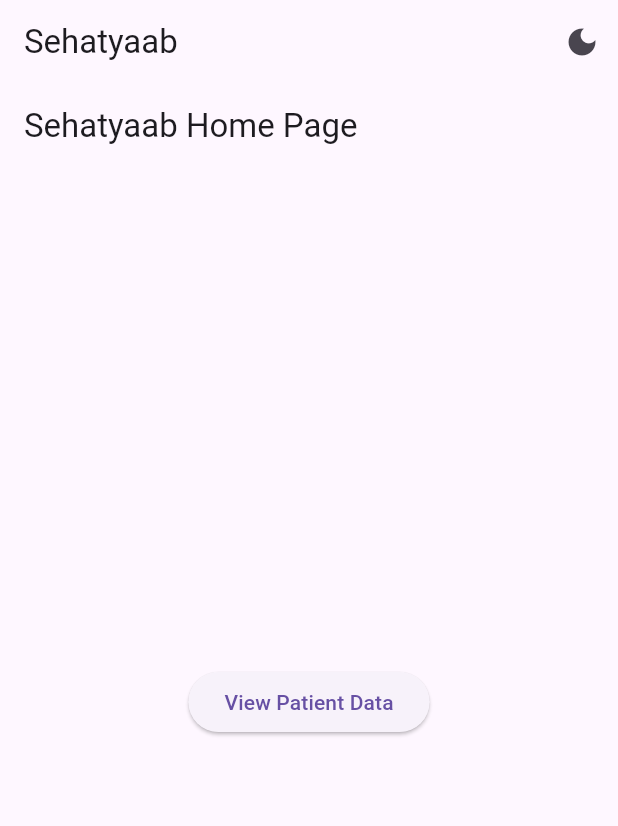
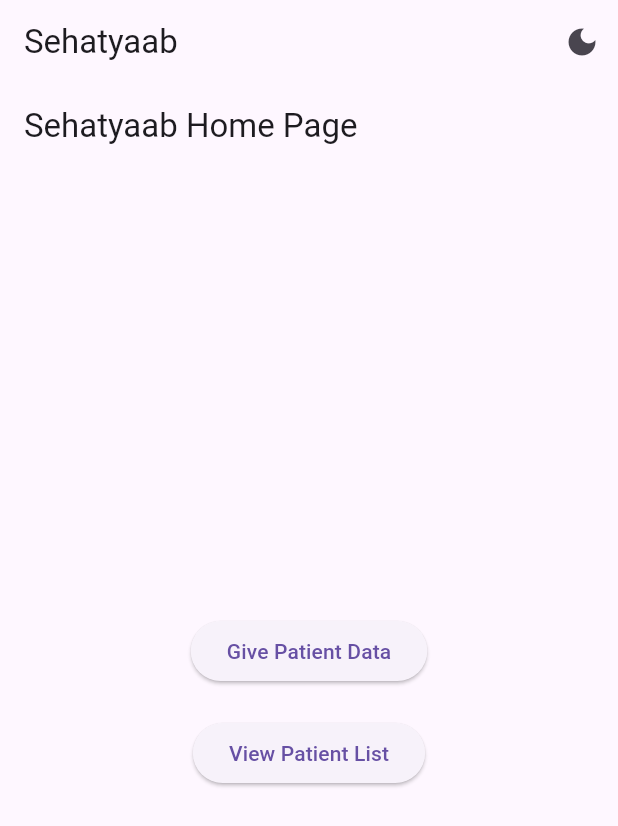
Before and after one commit to ummeabiha/Sehatyaab, a Flutter app: the screen it shows after launch, on a phone screen of 412 x 824 dp. Shown: the top 826 px of the screen. Run offline on Flutter 3.47's test engine with Material 3 defaults, Android fonts, the phone set to English and light mode, and no system bars; our stand-ins replace cloud_firestore, firebase_core; accounts and stored records are empty.

Commit message:
fetched the data

```diff
--- a/lib/routes/app_routes.dart
+++ b/lib/routes/app_routes.dart
@@ -1,12 +1,16 @@
 import 'package:flutter/material.dart';
+import 'package:sehatyaab/widgets/PatientPanel/patient_list.dart';
 import '../screens/PatientPanel/patient_form.dart';
 import '../screens/PatientPanel/patient_medical_info_form.dart';
 import '../screens/home_screen.dart';
+import '../../services/firestore_service.dart';
+import '../../models/patient.dart';
 
 class AppRoutes {
   static const String home = '/';
   static const String patientForm = '/patientForm';
   static const String patientMedicalInfoForm = '/patientMedicalInfoForm';
+  static const String patientList = '/patientList';
 
   static final Map<String, WidgetBuilder> routes = {
     home: (context) => const HomeScreen(),
@@ -14,5 +18,9 @@ class AppRoutes {
     patientMedicalInfoForm: (context) => const PatientMedicalInfoForm(
           patientData: {},
         ),
+    patientList: (context) {
+      final firestoreService = FirestoreService<Patient>('/patients');
+      return PatientList(firestoreService: firestoreService);
+    },
   };
 }
--- a/lib/screens/PatientPanel/patient_medical_info_form.dart
+++ b/lib/screens/PatientPanel/patient_medical_info_form.dart
@@ -1,8 +1,6 @@
 import 'package:flutter/material.dart';
 import '../../models/patient.dart';
 import '../../services/firestore_service.dart';
-
-
 
 class PatientMedicalInfoForm extends StatefulWidget {
   final Map<String, dynamic> patientData;
--- a/lib/screens/home_screen.dart
+++ b/lib/screens/home_screen.dart
@@ -1,5 +1,5 @@
 import 'package:flutter/material.dart';
-import 'PatientPanel/patient_form.dart';
+import 'package:sehatyaab/routes/app_routes.dart';
 
 class HomeScreen extends StatelessWidget {
   const HomeScreen({Key? key}) : super(key: key);
@@ -11,14 +11,23 @@ class HomeScreen extends StatelessWidget {
         title: const Text('Sehatyaab Home Page'),
       ),
       body: Center(
-        child: ElevatedButton(
-          onPressed: () {
-            Navigator.push(
-              context,
-              MaterialPageRoute(builder: (context) => const PatientForm()),
-            );
-          },
-          child: const Text('View Patient Data'),
+        child: Column(
+          mainAxisAlignment: MainAxisAlignment.center,
+          children: [
+            ElevatedButton(
+              onPressed: () {
+                Navigator.pushNamed(context, AppRoutes.patientForm);
+              },
+              child: const Text('Give Patient Data'),
+            ),
+            const SizedBox(height: 20), // Add some space between buttons
+            ElevatedButton(
+              onPressed: () {
+                Navigator.pushNamed(context, AppRoutes.patientList);
+              },
+              child: const Text('View Patient List'),
+            ),
+          ],
         ),
       ),
     );
```
Also changed, not shown: lib/models/patient.dart (+17 -17 lines), lib/services/firestore_service.dart (+10 -5 lines), lib/widgets/PatientPanel/patient_list.dart (+31 -3 lines).
